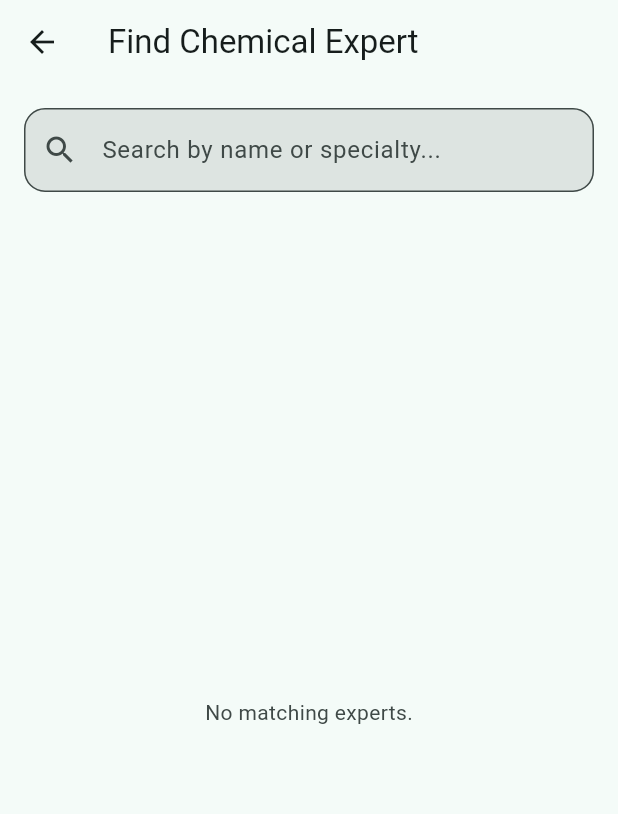
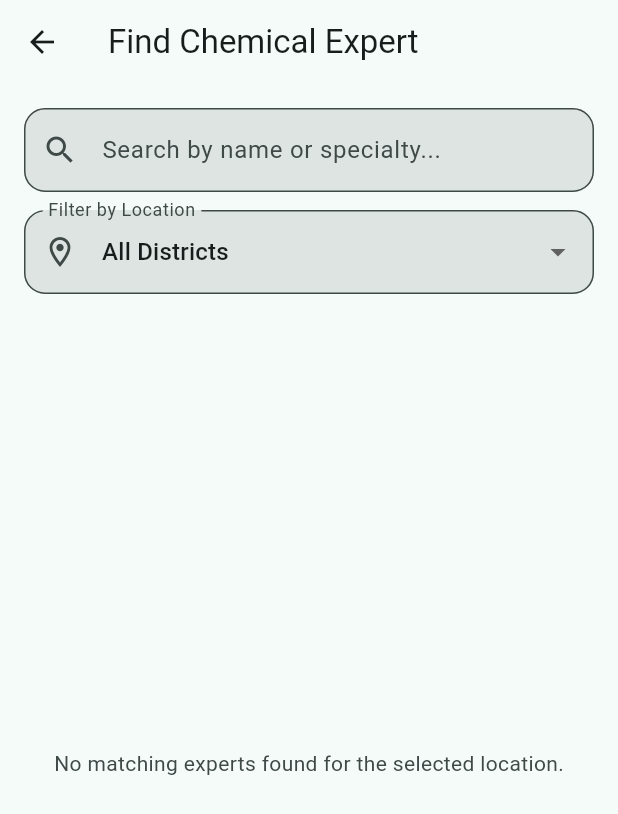
Before and after one commit to Princely2001/Glow_Guard_AI, a Flutter app: the FindExpertTab screen opened directly, on a phone screen of 412 x 824 dp. Shown: the top 814 px of the screen. Run offline on Flutter 3.47's test engine with Material 3 defaults, Android fonts, the phone set to English and light mode, and no system bars; our stand-ins replace cloud_firestore, file_picker, firebase_auth, firebase_core, firebase_messaging, firebase_storage and 4 more; missing offline and left inert: firebase_app_check, shelf_cors_headers, shelf_router, tflite_flutter; accounts and stored records are empty.

Commit message:
update chemical expert registration
update chemical expert registration with their location

```diff
--- a/glow_guard_ai_frontend/lib/User/find_expert_tab.dart
+++ b/glow_guard_ai_frontend/lib/User/find_expert_tab.dart
@@ -12,6 +12,17 @@ class FindExpertTab extends StatefulWidget {
 
 class _FindExpertTabState extends State<FindExpertTab> {
   String _q = "";
+  String _selectedDistrict = "All Districts";
+
+  // List of all Sri Lankan districts plus an "All Districts" option for clearing the filter
+  final _sriLankanDistricts = const [
+    "All Districts",
+    "Ampara", "Anuradhapura", "Badulla", "Batticaloa", "Colombo",
+    "Galle", "Gampaha", "Hambantota", "Jaffna", "Kalutara",
+    "Kandy", "Kegalle", "Kilinochchi", "Kurunegala", "Mannar",
+    "Matale", "Matara", "Moneragala", "Mullaitivu", "Nuwara Eliya",
+    "Polonnaruwa", "Puttalam", "Ratnapura", "Trincomalee", "Vavuniya"
+  ];
 
   @override
   Widget build(BuildContext context) {
@@ -27,6 +38,7 @@ class _FindExpertTabState extends State<FindExpertTab> {
         padding: const EdgeInsets.all(16),
         child: Column(
           children: [
+            // Search by Name or Specialty
             TextField(
               decoration: InputDecoration(
                 hintText: "Search by name or specialty...",
@@ -36,6 +48,21 @@ class _FindExpertTabState extends State<FindExpertTab> {
                 border: OutlineInputBorder(borderRadius: BorderRadius.circular(14)),
               ),
               onChanged: (v) => setState(() => _q = v.trim().toLowerCase()),
+            ),
+            const SizedBox(height: 12),
+
+            // Filter by Location (District)
+            DropdownButtonFormField<String>(
+              value: _selectedDistrict,
+              items: _sriLankanDistricts.map((d) => DropdownMenuItem(value: d, child: Text(d))).toList(),
+              onChanged: (v) => setState(() => _selectedDistrict = v!),
+              decoration: InputDecoration(
+                labelText: "Filter by Location",
+                prefixIcon: const Icon(Icons.location_on_outlined),
+                filled: true,
+                fillColor: cs.surfaceContainerHighest,
+                border: OutlineInputBorder(borderRadius: BorderRadius.circular(14)),
+              ),
             ),
             const SizedBox(height: 14),
 
@@ -54,16 +81,23 @@ class _FindExpertTabState extends State<FindExpertTab> {
 
                   final filtered = docs.where((d) {
                     final data = d.data();
-                    final name = (data['callingName'] ?? data['name'] ?? 'Expert').toString();
-                    final specialty = (data['specialty'] ?? 'Chemical Expert').toString();
-                    final s = "$name $specialty".toLowerCase();
-                    return _q.isEmpty || s.contains(_q);
+                    final name = (data['callingName'] ?? data['name'] ?? 'Expert').toString().toLowerCase();
+                    final specialty = (data['specialty'] ?? 'Chemical Expert').toString().toLowerCase();
+                    final location = (data['location'] ?? '').toString();
+
+                    // Match text query
+                    final matchesSearch = _q.isEmpty || name.contains(_q) || specialty.contains(_q);
+
+                    // Match location dropdown
+                    final matchesDistrict = _selectedDistrict == "All Districts" || location == _selectedDistrict;
+
+                    return matchesSearch && matchesDistrict;
                   }).toList();
 
                   if (filtered.isEmpty) {
                     return Center(
                       child: Text(
-                        "No matching experts.",
+                        "No matching experts found for the selected location.",
                         style: TextStyle(color: cs.onSurfaceVariant),
                       ),
                     );
@@ -79,6 +113,7 @@ class _FindExpertTabState extends State<FindExpertTab> {
                       final expertId = d.id;
                       final name = (data['callingName'] ?? data['name'] ?? 'Expert').toString();
                       final specialty = (data['specialty'] ?? 'Chemical Expert').toString();
+                      final location = (data['location'] ?? 'Location not set').toString();
                       final photoUrl = (data['photoUrl'] ?? '').toString();
                       final rating = (data['rating'] ?? 4.8).toString();
                       final jobs = (data['jobs'] ?? 0).toString();
@@ -134,8 +169,9 @@ class _FindExpertTabState extends State<FindExpertTab> {
                                       ),
                                     ),
                                     const SizedBox(height: 4),
+                                    // Display location alongside specialty and rating
                                     Text(
-                                      "$specialty • ⭐ $rating • $jobs jobs",
+                                      "$specialty • 📍 $location\n⭐ $rating • $jobs jobs",
                                       style: Theme.of(context)
                                           .textTheme
                                           .bodySmall
--- a/glow_guard_ai_frontend/lib/services/Chemical_expert/expert_auth_service.dart
+++ b/glow_guard_ai_frontend/lib/services/Chemical_expert/expert_auth_service.dart
@@ -11,8 +11,9 @@ class ExpertRegisterData {
   final DateTime dateOfBirth;
   final int experienceYears;
   final String educationLevel;
+  final String location; // ✅ Added location (City/District)
   final String password;
-  final File? credentialFile; // ✅ Added to hold the uploaded document
+  final File? credentialFile;
 
   const ExpertRegisterData({
     required this.title,
@@ -22,6 +23,7 @@ class ExpertRegisterData {
     required this.dateOfBirth,
     required this.experienceYears,
     required this.educationLevel,
+    required this.location, // ✅ Added location
     required this.password,
     required this.credentialFile,
   });
@@ -81,7 +83,8 @@ class ExpertAuthService {
       "dateOfBirth": Timestamp.fromDate(data.dateOfBirth),
       "chemicalTestingExperienceYears": data.experienceYears,
       "educationLevel": data.educationLevel,
-      "credentialUrl": certificateUrl, // ✅ Save the document link
+      "location": data.location, // ✅ Save the location to Firestore
+      "credentialUrl": certificateUrl,
       "status": status,
       "createdAt": FieldValue.serverTimestamp(),
     });
```
Also changed, not shown: glow_guard_ai_frontend/lib/Chemical_expert/Expert_register_screen.dart (+33 -1 lines).
